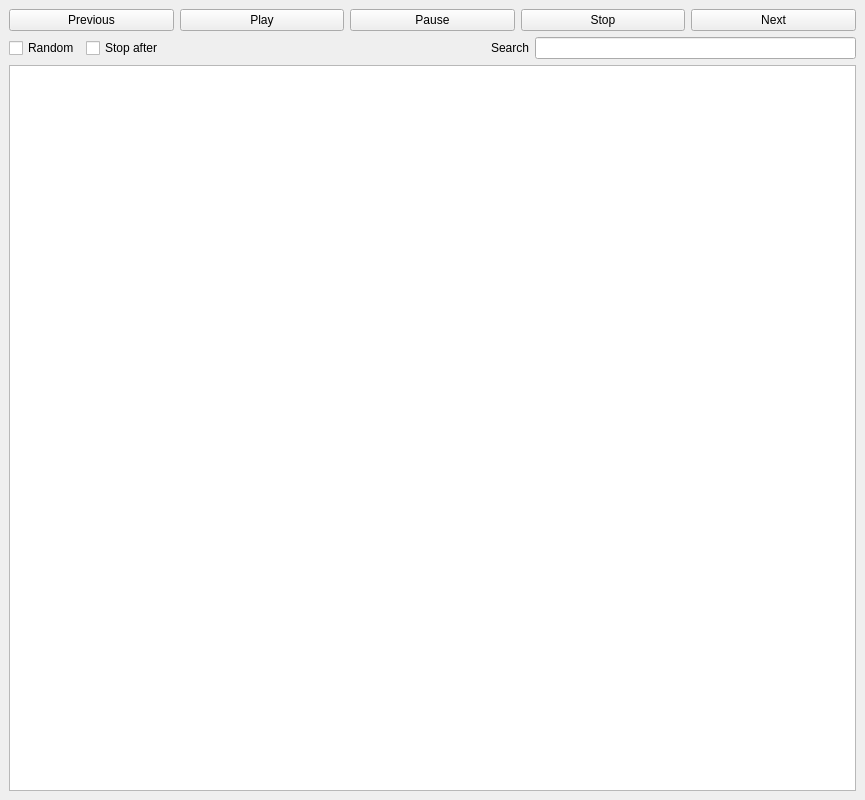
Before: the Qt Designer form satyr/skins/complex.ui in StyXman/satyr, drawn with Qt 5.
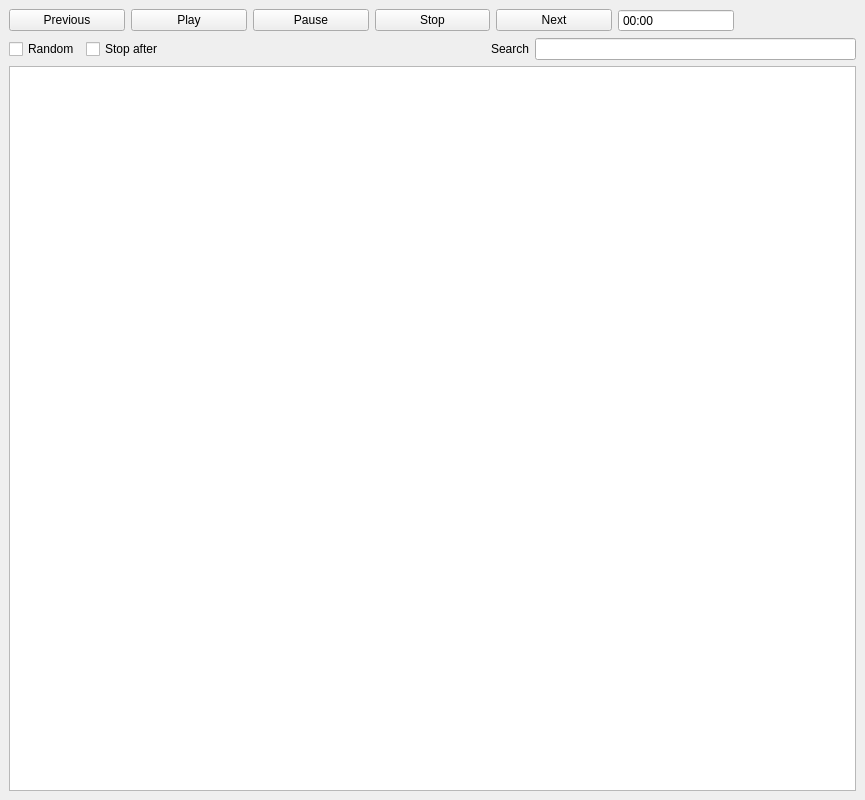
After: the same form once the commit is applied. Custom widgets are drawn as their Qt base class.

Commit message:
modified:   satyr/skins/complex.ui + we have a seekBar!
  satyr/skins/complex.py
+ connect the seekBar withe the media player.
+ make 'shorter' (smaller) rows by resizing to content (ui) and answering
  headerData() for Vertical/SizeHint (model).

Diff of the .ui file:
```diff
--- a/satyr/skins/complex.ui
+++ b/satyr/skins/complex.ui
@@ -52,6 +52,28 @@
         </property>
        </widget>
       </item>
+      <item>
+       <widget class="QTimeEdit" name="timeEdit">
+        <property name="sizePolicy">
+         <sizepolicy hsizetype="Minimum" vsizetype="Fixed">
+          <horstretch>0</horstretch>
+          <verstretch>0</verstretch>
+         </sizepolicy>
+        </property>
+        <property name="readOnly">
+         <bool>true</bool>
+        </property>
+        <property name="buttonSymbols">
+         <enum>QAbstractSpinBox::NoButtons</enum>
+        </property>
+        <property name="displayFormat">
+         <string>mm:ss</string>
+        </property>
+       </widget>
+      </item>
+      <item>
+       <widget class="Phonon::SeekSlider" name="timeSlider"/>
+      </item>
      </layout>
     </item>
     <item>
@@ -118,6 +140,11 @@
   </widget>
  </widget>
  <customwidgets>
+  <customwidget>
+   <class>Phonon::SeekSlider</class>
+   <extends>QWidget</extends>
+   <header location="global">phonon/seekslider.h</header>
+  </customwidget>
   <customwidget>
    <class>SearchEntry</class>
    <extends>QLineEdit</extends>
```
The commit also changes 1 other file.
